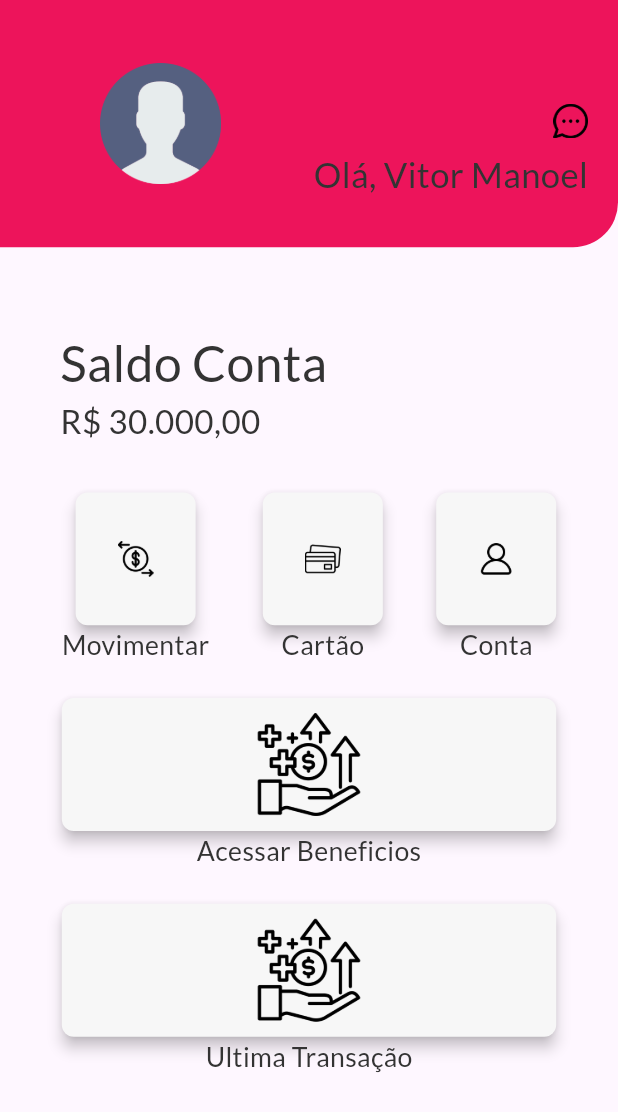
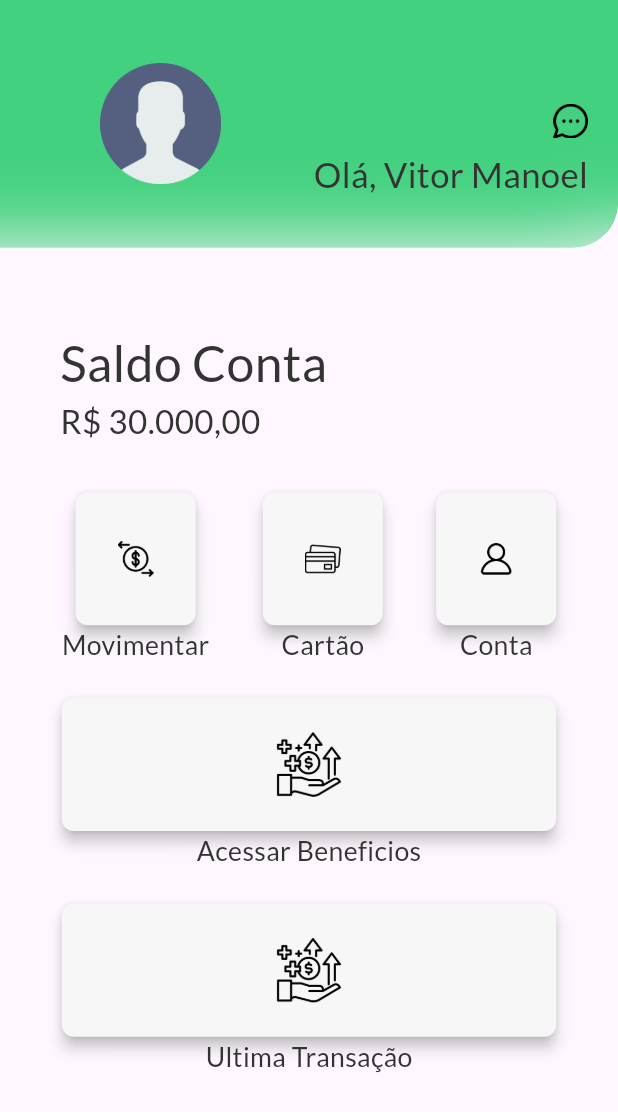
Before and after one commit to markfinn0/client_mobile, a Flutter app: the screen it shows after launch, on a phone screen of 412 x 824 dp. Shown: the top 1112 px of the screen. Run offline on Flutter 3.47's test engine with Material 3 defaults, Android fonts, the light colour scheme and no system bars; our stand-ins replace google_fonts.

Commit message:
new updates Cardena project.

```diff
--- a/lib/main.dart
+++ b/lib/main.dart
@@ -1,3 +1,5 @@
+import 'dart:ui';
+
 import 'package:flutter/material.dart';
 import 'package:flutter_application/screens/accounts_screens/home_screen.dart';
 import 'package:flutter_application/screens/benefits_screens/benefits_screen.dart';
--- a/lib/reuse_objects/button_home.dart
+++ b/lib/reuse_objects/button_home.dart
@@ -18,8 +18,8 @@ class UserButtonBodyConstructor extends StatelessWidget {
     ScreenInfo screenInfo = getScreenInformation(context);
     widthButton ??= screenInfo.screenWidth * 0.8;
     heightButton ??= 70.0;
-    double widthImage = widthButton! * 0.8;
-    double heightImage = heightButton! * 0.8;
+    double widthImage = widthButton! * 0.5;
+    double heightImage = heightButton! * 0.5;
     double textFontSize = heightButton! * 0.2;
     return Column(
       children: [
--- a/lib/reuse_objects/color_theme.dart
+++ b/lib/reuse_objects/color_theme.dart
@@ -16,10 +16,10 @@ final ThemeData apptheme = ThemeData(
         brightness: Brightness.light,
         primary: Color(0xFFF7F7F7),
         onPrimary: Color(0xFF333333),
-        secondary: Color(0xFFed145b),
+        secondary: Color(0xFF2ECC71),
         onSecondary: Color(0xFF333333),
         error: Color(0xFFFFD300), //isn't defined
-        onError: Color(0xFFed145b),  //isn't defined
+        onError: Color(0xFF2ECC71),  //isn't defined
         background: Color(0xFFFFFFFF), //background totally white color, this color is default background flutter color.
         onBackground: Color(0xFF333333),
         surface: Color(0xFFF7F7F7),
--- a/lib/screens/accounts_screens/home_screen.dart
+++ b/lib/screens/accounts_screens/home_screen.dart
@@ -1,3 +1,5 @@
+import 'dart:ui';
+
 import 'package:flutter/material.dart';
 import 'package:flutter_application/reuse_objects/button_home.dart';
 import 'package:flutter_application/reuse_objects/screen_dimensions.dart';
@@ -9,7 +11,6 @@ import 'package:flutter_application/reuse_objects/color_theme.dart';
 //component without state - statelessswidget
 ThemeData theme = apptheme;
 
-
 class MyHomePageConstructor extends StatelessWidget {
   final String name;
   const MyHomePageConstructor({Key? key, required this.name}) : super(key: key);
@@ -20,16 +21,24 @@ class MyHomePageConstructor extends StatelessWidget {
     double appBarHeight = screenInfo.screenHeight * 0.2;
     double sizeContainerInfoUser = appBarHeight * 0.7;
     return Scaffold(
-      appBar: AppBar(
-        toolbarHeight: appBarHeight,
-        elevation: 0.0,
-        shape: RoundedRectangleBorder(
+  appBar: PreferredSize(
+    preferredSize: Size.fromHeight(appBarHeight),
+    child: Container(
+      decoration: BoxDecoration(
         borderRadius: BorderRadius.only(
           bottomRight: Radius.circular(30.0),
         ),
+        color: theme.colorScheme.secondary,
       ),
-        backgroundColor: theme.colorScheme.secondary,
-        flexibleSpace: Container(
+      child: ClipRRect(
+        borderRadius: BorderRadius.only(
+          bottomRight: Radius.circular(30.0),
+        ),
+        child: BackdropFilter(
+          filter: ImageFilter.blur(sigmaX: 25, sigmaY: 25),
+          child: Container(
+            color: Colors.white.withOpacity(0.1),
+            child: Container(
               padding: EdgeInsets.only(left: 5, right: 20),
               child: Row(
                 children: <Widget>[
@@ -68,9 +77,14 @@ class MyHomePageConstructor extends StatelessWidget {
               ),
             ),
           ),
+        ),
+      ),
+    ),
+  ),
   body: UserBodyConstructor(
     saldo: '30.000,00',
-          bodyHeight: screenInfo.screenHeight - appBarHeight),
+    bodyHeight: screenInfo.screenHeight - appBarHeight,
+  ),
 );
   }
 }
@@ -155,7 +169,8 @@ class UserBodyConstructor extends StatelessWidget {
                           Navigator.push(
                             context,
                             MaterialPageRoute(
-                                builder: (context) => const MyBenefitsPageConstructorConstructor()),
+                                builder: (context) =>
+                                    const MyBenefitsPageConstructorConstructor()),
                           );
                         })
                   ],
@@ -172,7 +187,8 @@ class UserBodyConstructor extends StatelessWidget {
                           Navigator.push(
                             context,
                             MaterialPageRoute(
-                                builder: (context) => const MyBenefitsPageConstructorConstructor()),
+                                builder: (context) =>
+                                    const MyBenefitsPageConstructorConstructor()),
                           );
                         })
                   ],
@@ -189,7 +205,8 @@ class UserBodyConstructor extends StatelessWidget {
                           Navigator.push(
                             context,
                             MaterialPageRoute(
-                                builder: (context) => const MyBenefitsPageConstructorConstructor()),
+                                builder: (context) =>
+                                    const MyBenefitsPageConstructorConstructor()),
                           );
                         })
                   ],
@@ -214,7 +231,8 @@ class UserBodyConstructor extends StatelessWidget {
                       Navigator.push(
                         context,
                         MaterialPageRoute(
-                            builder: (context) => const MyBenefitsPageConstructorConstructor()),
+                            builder: (context) =>
+                                const MyBenefitsPageConstructorConstructor()),
                       );
                     })
               ],
@@ -236,7 +254,8 @@ class UserBodyConstructor extends StatelessWidget {
                       Navigator.push(
                         context,
                         MaterialPageRoute(
-                            builder: (context) => const MyBenefitsPageConstructorConstructor()),
+                            builder: (context) =>
+                                const MyBenefitsPageConstructorConstructor()),
                       );
                     })
               ],
--- a/lib/screens/benefits_screens/benefits_historic.dart
+++ b/lib/screens/benefits_screens/benefits_historic.dart
@@ -23,7 +23,7 @@ class MyBenefitsHistoricPageConstructor extends StatelessWidget {
   @override
   Widget build(BuildContext context) {
     AppBar myAppBar = MyAppBarPageConstructorWithReturn.buildAppBar(
-        context, "Historico Beneficios", () {
+        context, title: "Historico Beneficios", () {
           Navigator.of(context).pop();
         });
     double? appBarHeight = myAppBar.toolbarHeight;
--- a/lib/screens/benefits_screens/benefits_screen.dart
+++ b/lib/screens/benefits_screens/benefits_screen.dart
@@ -2,6 +2,7 @@ import 'package:flutter/material.dart';
 import 'package:flutter_application/reuse_objects/button_home.dart';
 import 'package:flutter_application/reuse_objects/app_bar_default.dart';
 import 'package:flutter_application/reuse_objects/screen_dimensions.dart';
+import 'package:flutter_application/screens/benefits_screens/all_benefits_companies.dart';
 import 'package:flutter_application/screens/benefits_screens/benefits_historic.dart';
 import 'package:flutter_application/screens/benefits_screens/put_balance_in_account.dart';
 import 'package:flutter_application/screens/cards_screens/squelet_model.dart';
@@ -28,7 +29,7 @@ class MyBenefitsPageConstructorConstructor extends StatelessWidget {
   Widget build(BuildContext context) {
     ScreenInfo screenInfo = getScreenInformation(context);
     AppBar myAppBar = MyAppBarPageConstructorWithReturn.buildAppBar(
-        context, "Meus Beneficios", () {
+        context, title: "Meus Beneficios", () {
       Navigator.of(context).pop();
     });
     double? appBarHeight = myAppBar.toolbarHeight;
@@ -146,7 +147,7 @@ class MyBenefitsBodyPageConstructor extends StatelessWidget {
                       Navigator.push(
                         context,
                         MaterialPageRoute(
-                            builder: (context) => const MyBenefitsHistoricPageConstructor()),
+                            builder: (context) => const MyAllBenefitsCompaniesPageConstructor()),
                       );
                     })
               ],
--- a/lib/screens/benefits_screens/put_balance_in_account.dart
+++ b/lib/screens/benefits_screens/put_balance_in_account.dart
@@ -27,7 +27,7 @@ class MyBenefitsPutBalanceAccountPageConstructor extends StatelessWidget {
   @override
   Widget build(BuildContext context) {
     AppBar myAppBar = MyAppBarPageConstructorWithReturn.buildAppBar(
-          context, "Meus Beneficios", () {Navigator.pop(context);});
+          context, title: "Meus Beneficios", () {Navigator.pop(context);});
      double? appBarHeight = myAppBar.toolbarHeight;
      ScreenInfo screenInfo = getScreenInformation(context);
     return Scaffold(
--- a/pubspec.yaml
+++ b/pubspec.yaml
@@ -64,6 +64,7 @@ flutter:
   assets:
      - assets/asset/imgs/accounts_screens/
      - assets/asset/imgs/benefits_screens/
+     - assets/asset/imgs/companies_img/
 
   #   - images/a_dot_ham.jpeg
 
```
Also changed, not shown: lib/reuse_objects/app_bar_default.dart (+103 -10 lines), lib/screens/benefits_screens/all_benefits_companies.dart (added, +87 -0 lines), assets/asset/imgs/benefits_screens/favorite.png (added), assets/asset/imgs/companies_img/kfc_logo_.png (added), assets/asset/imgs/companies_img/mcdonalds_logo.png (added). Lines whose indentation alone changed are shown as unchanged.
